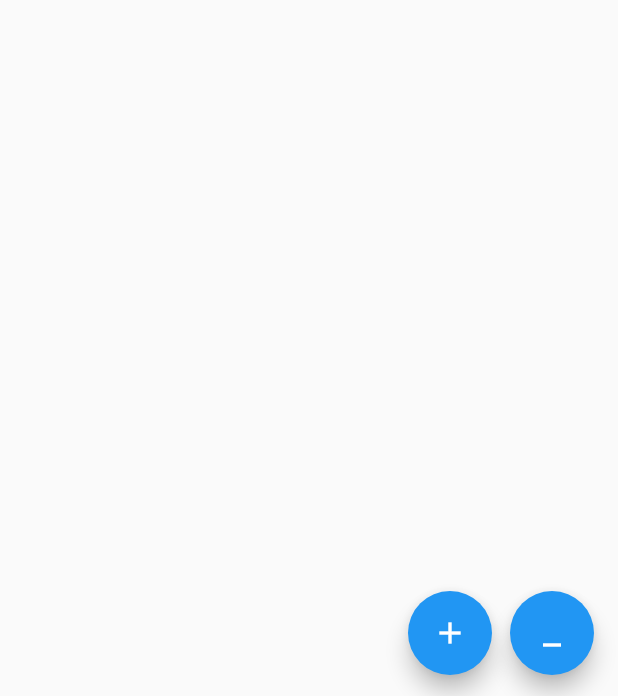
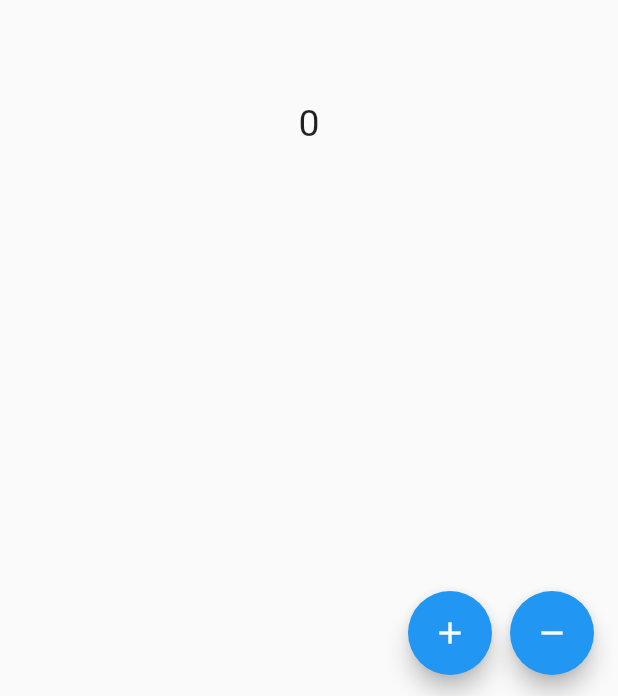
Before and after one commit to a-eid/flutter-quizapp, a Flutter app: the screen it shows after launch, after a tap on the "add" icon, on a phone screen of 412 x 824 dp. Shown: the part 537-1233 px from the top of the screen. Run offline on Flutter 3.47's test engine with Material 2 defaults, Android fonts, the phone set to English and light mode, and no system bars; our stand-ins replace cloud_firestore, firebase_analytics, firebase_auth, flutter_bloc, flutter_mobx, google_fonts and 2 more; accounts and stored records are empty; generated files the repository leaves out were written again.

Commit message:
bloc cubit counter example.

```diff
--- a/lib/tutorials/state_management/bloc/home.dart
+++ b/lib/tutorials/state_management/bloc/home.dart
@@ -1,4 +1,28 @@
 import 'package:flutter/material.dart';
+import 'package:flutter_bloc/flutter_bloc.dart';
+
+class CounterCubit extends Cubit<int> {
+  CounterCubit() : super(0);
+
+  void increment() => emit(state + 1);
+  void decrement() => emit(state - 1);
+}
+
+class Bloc extends StatelessWidget {
+  @override
+  Widget build(BuildContext context) {
+    return MultiBlocProvider(
+      providers: [
+        BlocProvider<CounterCubit>(
+          create: (BuildContext context) => CounterCubit(),
+        ),
+      ],
+      child: MaterialApp(
+        home: BlocHome(),
+      ),
+    );
+  }
+}
 
 class BlocHome extends StatelessWidget {
   @override
@@ -7,16 +31,31 @@ class BlocHome extends StatelessWidget {
       appBar: AppBar(
         title: Text('counter'),
       ),
-      body: Center(
-        child: Text(''),
+      body: BlocBuilder<CounterCubit, int>(
+        buildWhen: (previousState, state) {
+          return state % 2 == 0;
+        },
+        builder: (context, count) {
+          return Center(
+            child: Text(
+              '$count',
+              style: TextStyle(fontSize: 25),
+            ),
+          );
+        },
       ),
       floatingActionButton: Row(
         mainAxisAlignment: MainAxisAlignment.end,
         children: [
-          FloatingActionButton(child: Icon(Icons.add), onPressed: () {}),
+          FloatingActionButton(
+            child: Icon(Icons.add),
+            onPressed: () => context.read<CounterCubit>().increment(),
+          ),
           SizedBox(width: 12),
           FloatingActionButton(
-              child: Icon(Icons.minimize_sharp), onPressed: () {})
+            child: Icon(Icons.remove),
+            onPressed: () => context.read<CounterCubit>().decrement(),
+          )
         ],
       ),
     );
--- a/lib/tutorials/state_management/main.dart
+++ b/lib/tutorials/state_management/main.dart
@@ -6,10 +6,11 @@ import './store/counter.dart';
 class App extends StatelessWidget {
   @override
   Widget build(BuildContext context) {
-    return MaterialApp(
-      home: BlocHome(),
-      // home: MobxHome(),
-    );
+    return Bloc();
+    // return MaterialApp(
+    //   home: Bloc(),
+    //   // home: MobxHome(),
+    // );
   }
 }
 
--- a/pubspec.yaml
+++ b/pubspec.yaml
@@ -40,6 +40,7 @@ dependencies:
   http: ^0.13.3
   mobx: ^2.0.1
   flutter_mobx: ^2.0.0
+  flutter_bloc: ^7.0.0
 
 dev_dependencies:
   build_runner: ^1.12.2
```
Also changed, not shown: pubspec.lock.
